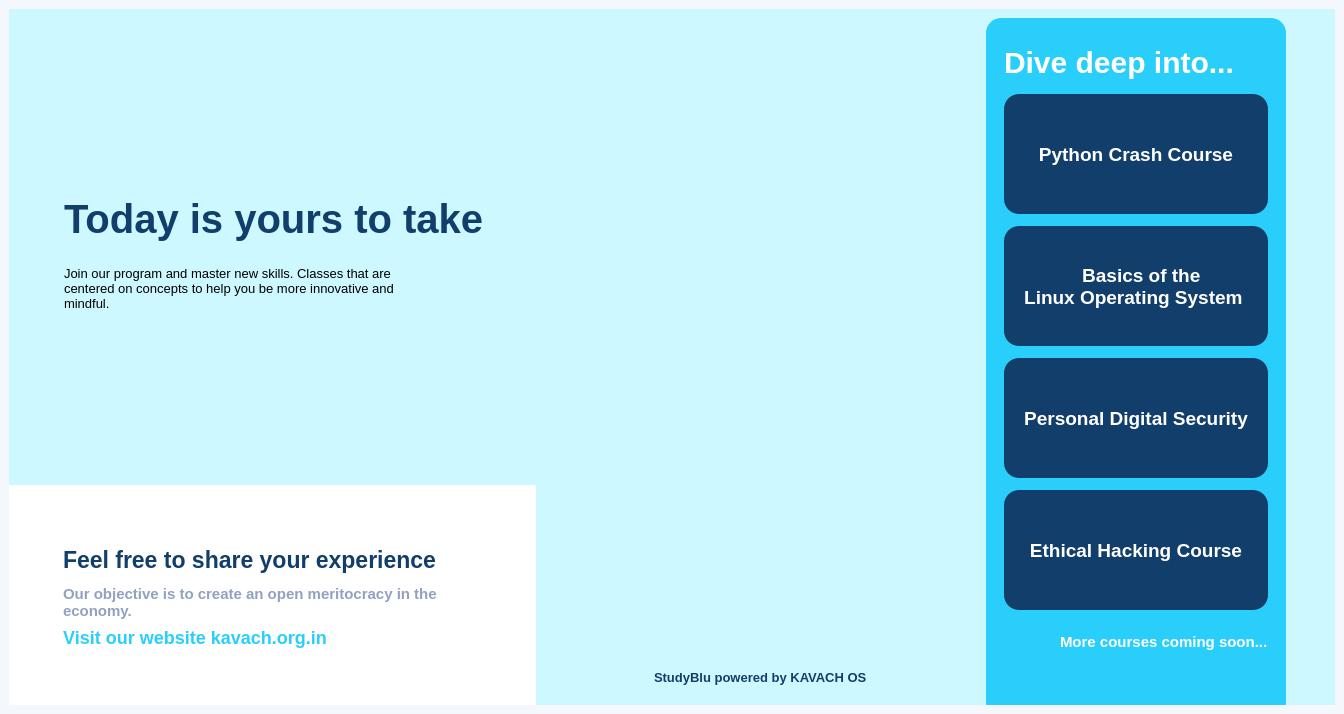
This is xedu/ui/landing_page.ui in Project-K-Official/kavach-studyblu as Qt 5 draws it before an edit. The edited form follows.
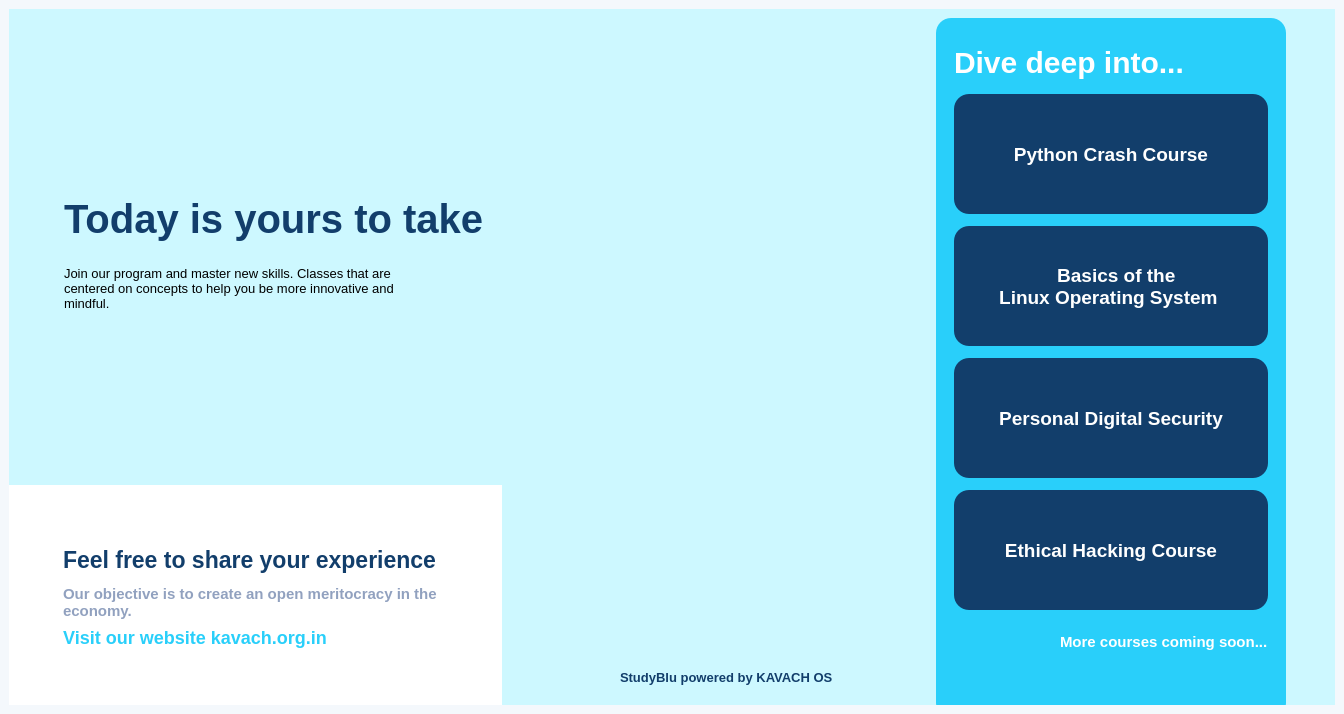
This is the edited form. Icons and pictures are not drawn.

Commit message: changed minimum size for the courses list

```diff
--- a/xedu/ui/landing_page.ui
+++ b/xedu/ui/landing_page.ui
@@ -563,7 +563,7 @@
                             <widget class="QFrame" name="frame_16">
                               <property name="minimumSize">
                                 <size>
-                                  <width>300</width>
+                 <width>350</width>
                                   <height>700</height>
                                 </size>
                               </property>
```
Lines whose indentation alone changed are shown as unchanged.
